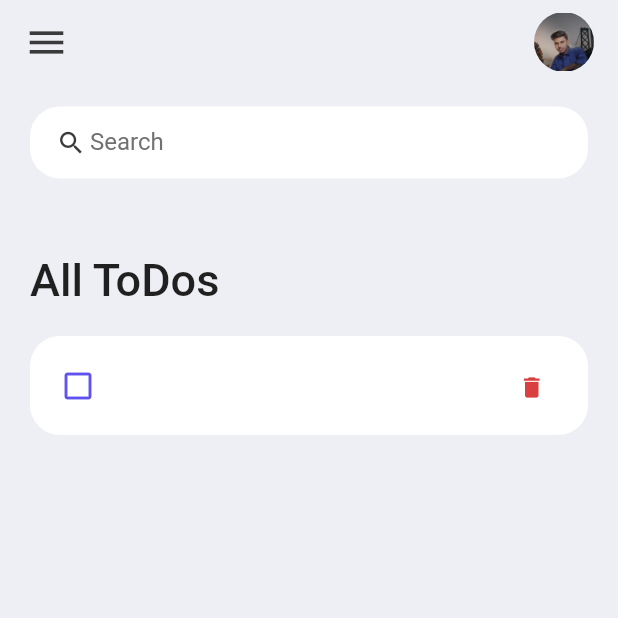
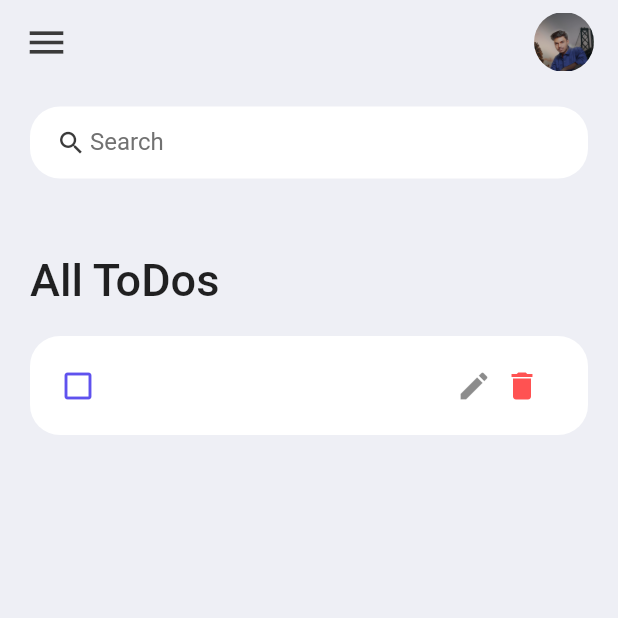
Before and after one commit to Shubh99992/To-do-app, a Flutter app: the screen it shows after launch, after a tap on an icon or button, on a phone screen of 412 x 824 dp, the top half of it. Run offline on Flutter 3.47's test engine with Material 2 defaults, Android fonts, the phone set to English and light mode, and no system bars.

Commit message:
added edit button

```diff
--- a/lib/widgets/todo_item.dart
+++ b/lib/widgets/todo_item.dart
@@ -41,24 +41,26 @@ class ToDoItem extends StatelessWidget {
             decoration: todo.isDone ? TextDecoration.lineThrough : null,
           ),
         ),
-        trailing: Container(
-          padding: EdgeInsets.all(0),
-          margin: EdgeInsets.symmetric(vertical: 12),
-          height: 35,
-          width: 35,
-          decoration: BoxDecoration(
-            color: Colors.white,
-            borderRadius: BorderRadius.circular(5),
-          ),
-          child: IconButton(
-            color: tdRed,
-            iconSize: 18,
-            icon: Icon(Icons.delete),
-            onPressed: () {
-              // print('Clicked on delete icon');
-              onDeleteItem(todo.id);
-            },
-          ),
+       trailing: Wrap(
+          spacing: -16,
+          children: [
+            IconButton(
+              icon: const Icon(Icons.edit),
+              onPressed: () {
+                // print('Clicked on edit icon');
+              },
+            ),
+            IconButton(
+              icon: const Icon(
+                Icons.delete,
+                color: Colors.redAccent,
+              ),
+              onPressed: () {
+                print("delete btn clicked ");
+                onDeleteItem(todo.id);
+              },
+            ),
+          ],
         ),
       ),
     );
```
